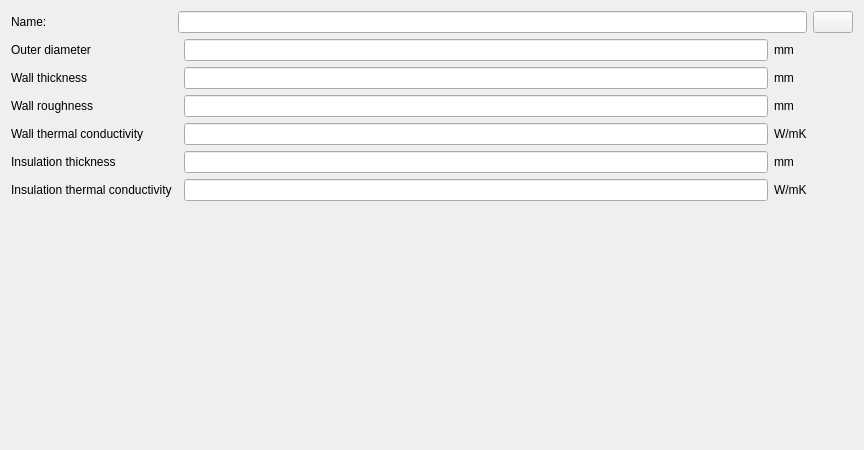
ghorwin/SIM-VICUS, file SIM-VICUS/src/SVDBPipeEditWidget.ui: the form before one commit.
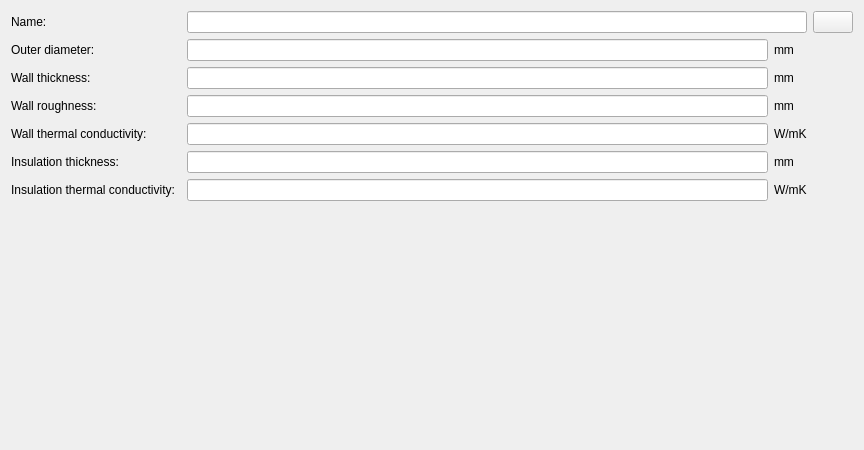
The form after the commit. Custom widgets are drawn as their Qt base class.

```diff
--- a/SIM-VICUS/src/SVDBPipeEditWidget.ui
+++ b/SIM-VICUS/src/SVDBPipeEditWidget.ui
@@ -41,7 +41,7 @@
    <item row="2" column="0" colspan="2">
     <widget class="QLabel" name="label_3">
      <property name="text">
-      <string>Wall thickness</string>
+      <string>Wall thickness:</string>
      </property>
     </widget>
    </item>
@@ -54,20 +54,17 @@
    <item row="5" column="2">
     <widget class="QtExt::ValidatingLineEdit" name="lineEditInsulationThickness"/>
    </item>
-   <item row="0" column="1" colspan="3">
-    <widget class="QtExt::LanguageStringEditWidget1" name="lineEditName"/>
-   </item>
    <item row="1" column="0" colspan="2">
     <widget class="QLabel" name="label">
      <property name="text">
-      <string>Outer diameter</string>
+      <string>Outer diameter:</string>
      </property>
     </widget>
    </item>
    <item row="4" column="0">
     <widget class="QLabel" name="label_5">
      <property name="text">
-      <string>Wall thermal conductivity</string>
+      <string>Wall thermal conductivity:</string>
      </property>
     </widget>
    </item>
@@ -88,7 +85,7 @@
    <item row="5" column="0">
     <widget class="QLabel" name="label_9">
      <property name="text">
-      <string>Insulation thickness</string>
+      <string>Insulation thickness:</string>
      </property>
     </widget>
    </item>
@@ -124,7 +121,7 @@
    <item row="3" column="0">
     <widget class="QLabel" name="label_7">
      <property name="text">
-      <string>Wall roughness</string>
+      <string>Wall roughness:</string>
      </property>
     </widget>
    </item>
@@ -141,7 +138,7 @@
    <item row="6" column="0">
     <widget class="QLabel" name="label_11">
      <property name="text">
-      <string>Insulation thermal conductivity</string>
+      <string>Insulation thermal conductivity:</string>
      </property>
     </widget>
    </item>
@@ -155,6 +152,9 @@
      </property>
     </widget>
    </item>
+   <item row="0" column="2" colspan="2">
+    <widget class="QtExt::LanguageStringEditWidget1" name="lineEditName"/>
+   </item>
   </layout>
  </widget>
  <customwidgets>
```
